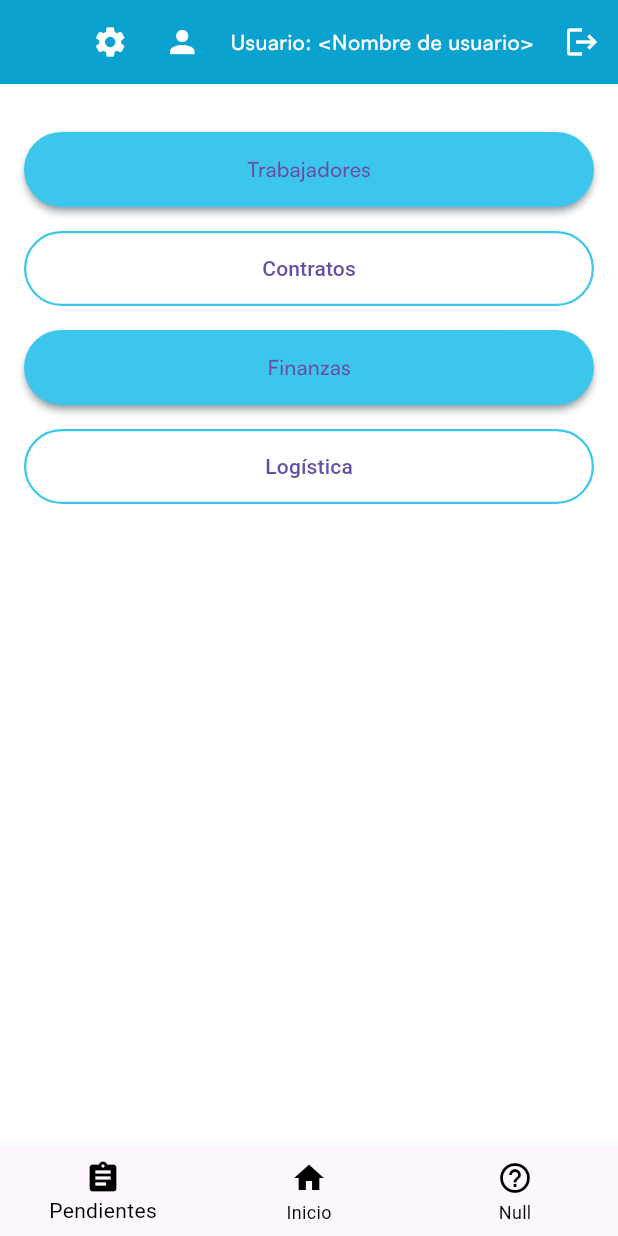
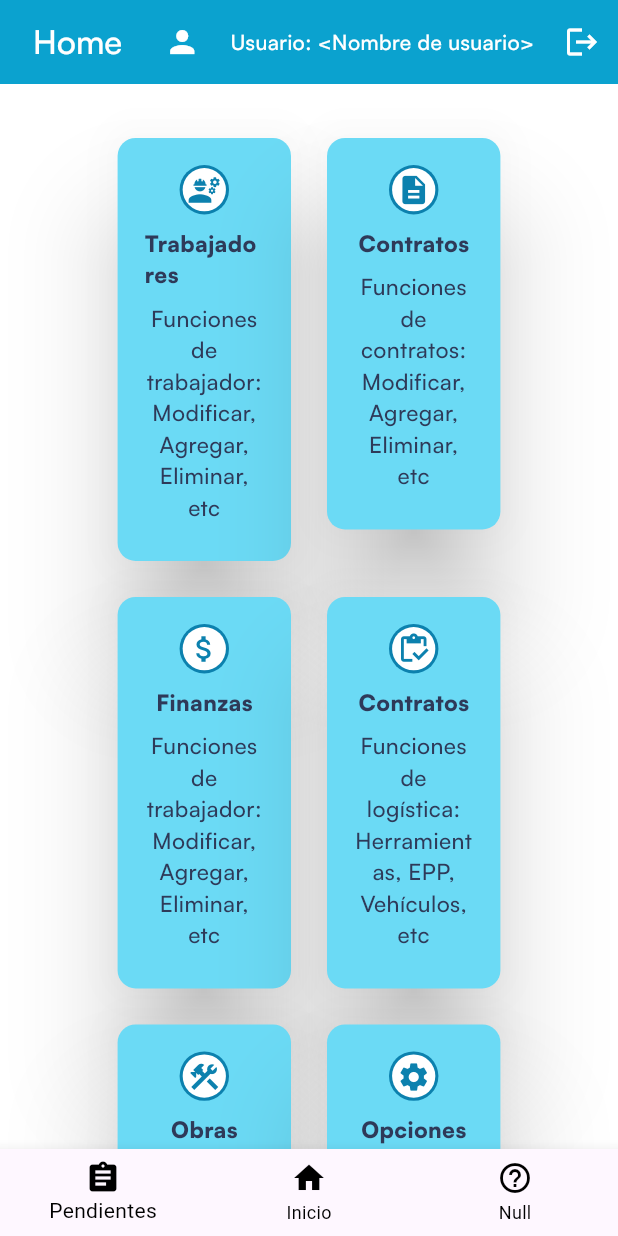
Before and after one commit to IngSoftware1-2025/sistema_acviis, a Flutter app: the screen it shows after launch, on a phone screen of 412 x 824 dp. Run offline on Flutter 3.47's test engine with Material 3 defaults, Android fonts, the phone set to English and light mode, and no system bars.

Commit message:
Homepage con Cards (ojalá no se rompa)

```diff
--- a/lib/ui/views/app_bar.dart
+++ b/lib/ui/views/app_bar.dart
@@ -54,15 +54,6 @@ class PersonalizedAppBar extends StatelessWidget implements PreferredSizeWidget
       actions: <Widget>[
         IconButton(
           icon: const Icon(
-            Icons.settings,
-            color: AppColors.background,
-          ),
-          tooltip: 'Settings',
-          onPressed: () {},
-        ),
-
-        IconButton(
-          icon: const Icon(
             Icons.person,
             color: AppColors.background,
           ),
--- a/lib/ui/views/home_page.dart
+++ b/lib/ui/views/home_page.dart
@@ -1,10 +1,10 @@
 import 'package:flutter/material.dart';
+import 'package:sistema_acviis/ui/widgets/cards.dart';
 import 'package:sistema_acviis/utils/constants/constants.dart';
 import 'package:sistema_acviis/ui/styles/app_colors.dart';
 import 'package:sistema_acviis/ui/views/app_bar.dart';
 import 'package:sistema_acviis/ui/views/bottom_navigation_bar.dart';
 import 'package:sistema_acviis/ui/widgets/buttons.dart';
-//import 'package:sistema_acviis/ui/widgets/cards.dart';
 
 
 class HomePage extends StatefulWidget {
@@ -28,12 +28,95 @@ class _HomePageState extends State<HomePage> {
           color: AppColors.background,
           child: Padding(
             padding: EdgeInsets.all(normalPadding),
-            child: Column( // Aqui iran todas las vistas iniciales por categoria (trabajador, contrato, etc)
+            child: GridCards(
+              opciones: [
+                {
+                  'title': 'Trabajadores',
+                  'description': 'Funciones de trabajador: Modificar, Agregar, Eliminar, etc',
+                  'icon': Icon(Icons.engineering, color: AppColors.primaryDarker),
+                  'screen': '/home_page/trabajadores_view'
+                },
+                {
+                  'title': 'Contratos',
+                  'description': 'Funciones de contratos: Modificar, Agregar, Eliminar, etc',
+                  'icon': Icon(Icons.description, color: AppColors.primaryDarker),
+                  'screen': '/home_page/contratos_view'
+                },
+                {
+                  'title': 'Finanzas',
+                  'description': 'Funciones de trabajador: Modificar, Agregar, Eliminar, etc',
+                  'icon': Icon(Icons.attach_money, color: AppColors.primaryDarker)
+                },
+                {
+                  'title': 'Contratos',
+                  'description': 'Funciones de logística: Herramientas, EPP, Vehículos, etc',
+                  'icon': Icon(Icons.inventory_outlined, color: AppColors.primaryDarker)
+                },
+                {
+                  'title': 'Obras',
+                  'description': 'Funciones de obras: Crear, Charlas, Asistencia, etc',
+                  'icon': Icon(Icons.construction, color: AppColors.primaryDarker)
+                },
+                {
+                  'title': 'Opciones',
+                  'description': 'Ajustes de la app',
+                  'icon': Icon(Icons.settings, color: AppColors.primaryDarker)
+                },
+
+              ])
+            /*Column( // Aqui iran todas las vistas iniciales por categoria (trabajador, contrato, etc)
               children: [
 
                 SizedBox(height: normalPadding,), // Un espacio
+                Column(
+                  children: [
+                    Row(
+                      children: [
+                        PrimaryCard(
+                          title: 'Trabajadores',
+                          description: 'Funciones de trabajador: Modificar, Agregar, Eliminar, etc',
+                          icon: Icon(Icons.engineering, color: AppColors.primaryDarker, size: 100)
+                        ),
+                        PrimaryCard(
+                          title: 'Contratos',
+                          description: 'Funciones de contratos: Modificar, Agregar, Eliminar, etc',
+                          icon: Icon(Icons.description, color: AppColors.primaryDarker, size: 100)
+                        ),
+                      ],
+                    ),
+                    Row(
+                      children: [
+                        PrimaryCard(
+                          title: 'Finanzas',
+                          description: 'Funciones de trabajador: Modificar, Agregar, Eliminar, etc',
+                          icon: Icon(Icons.attach_money, color: AppColors.primaryDarker, size: 100)
+                        ),
+                        PrimaryCard(
+                          title: 'Contratos',
+                          description: 'Funciones de contratos: Modificar, Agregar, Eliminar, etc',
+                          icon: Icon(Icons.inventory_outlined, color: AppColors.primaryDarker, size: 100)
+                        ),
+                      ],
+                    ),
+                  ],
+                ),
+              ]
+            ), */
+          )
+        ),
+      ),
+      bottomNavigationBar: NavigationBottomBar(), // Barra de navegacion
+    );
+  }
+}
+
+
+
+
+
 
 // Boton que redirige a trabajadores
+/*
 PrimaryButton( // El estilo se decidira mas adelante (Probablemente cambiando el Widget)
   onPressed: () {
     Navigator.pushReplacementNamed(context, '/home_page/trabajadores_view');
@@ -65,26 +148,4 @@ class _HomePageState extends State<HomePage> {
   text: "Logística",
   size: Size(700, 50),
 ),
-                SizedBox(height: normalPadding,), // Un espacio
-
-                /*SecondaryButton(
-                  onPressed: () {},
-                  text: "Obras",
-                  size: Size(700, 50),
-                ),*/
-                /*
-                PrimaryCard(
-                  title: 'Trabajadores',
-                  description: 'Funciones de trabajador: Modificar, Agregar, Eliminar, etc',
-                  icon: Icon(Icons.engineering, color: AppColors.primaryDarker, size: 100)
-                ),
-                */
-              ]
-            ),
-          )
-        ),
-      ),
-      bottomNavigationBar: NavigationBottomBar(), // Barra de navegacion
-    );
-  }
-}
+SizedBox(height: normalPadding,), // Un espacio */
--- a/lib/ui/widgets/cards.dart
+++ b/lib/ui/widgets/cards.dart
@@ -11,26 +11,28 @@ class PrimaryCard extends StatelessWidget {
 
   @override
   Widget build(BuildContext context) {
+    final anchoPantalla = MediaQuery.of(context).size.width;
     return Card(
       elevation: 30,
       shadowColor: Colors.black,
       color: AppColors.primaryLight,
-      child: SizedBox(
-        width: 320,
-        height: 320,
       child: Padding(
-          padding: const EdgeInsets.all(20.0),
+        padding: const EdgeInsets.all(18.0),
         child: Column(
           mainAxisAlignment: MainAxisAlignment.center,
           crossAxisAlignment: CrossAxisAlignment.center,
           children: [
             CircleAvatar(
               backgroundColor: AppColors.primaryDarker,
-                radius: 83,
+              radius: anchoPantalla * 0.04,
               child: CircleAvatar(
                 backgroundColor: AppColors.background,
-                  radius: 75,
-                  child: icon,
+                radius: anchoPantalla * 0.035,
+                child: Icon(
+                  icon.icon,
+                  size: anchoPantalla * 0.055,
+                  color: AppColors.primaryDarker,
+                ),
               ),
             ),
             const SizedBox(
@@ -42,11 +44,11 @@ class PrimaryCard extends StatelessWidget {
                 fontFamily: 'Satoshi',
                 fontWeight: FontWeight.w900,
                 color: AppColors.textPrimary,
-                  fontSize: 18,
+                fontSize: 15,
               ),
             ),
             const SizedBox(
-                height: 8
+              height: 8,
             ),
             Text(
               description,
@@ -54,18 +56,55 @@ class PrimaryCard extends StatelessWidget {
                 fontFamily: 'Satoshi',
                 fontWeight: FontWeight.w500,
                 color: AppColors.textPrimary,
-                  fontSize: 18,
+                fontSize: 15,
               ),
               textAlign: TextAlign.center,
             ),
             const SizedBox(
               height: 8,
             ),
-
           ]
-          )
         )
       )
     );
   }
 }
+
+class GridCards extends StatelessWidget {
+  final List<Map<String, dynamic>> opciones;
+
+
+  const GridCards({required this.opciones, super.key});
+
+  @override
+  Widget build(BuildContext context) {
+    final anchoPantalla = MediaQuery.of(context).size.width;
+    final anchoCard = anchoPantalla * 0.3;
+    return Padding(
+      padding: const EdgeInsets.only(top: 16.0),
+      child: Wrap(
+        spacing: 16,
+        runSpacing: 16,
+        alignment: WrapAlignment.center,
+        children: opciones.map((opcion) {
+          return InkWell(
+            onTap: () {
+              Navigator.pushNamed(
+                context,
+                opcion['screen'],
+              );
+            },
+            child: SizedBox(
+              width: anchoCard,
+              child: PrimaryCard(
+                title: opcion['title'],
+                description: opcion['description'],
+                icon: opcion['icon']
+              ),
+            ),
+          );
+        }).toList()
+      ),
+    );
+  }
+}
--- a/pubspec.yaml
+++ b/pubspec.yaml
@@ -17,7 +17,7 @@ dependencies:
 dev_dependencies:
   flutter_test:
     sdk: flutter
-  flutter_lints: ^6.0.0
+  flutter_lints: 5.0.0
 
 flutter:
   uses-material-design: true
```
Also changed, not shown: pubspec.lock, 1 other file. Lines whose indentation alone changed are shown as unchanged.
